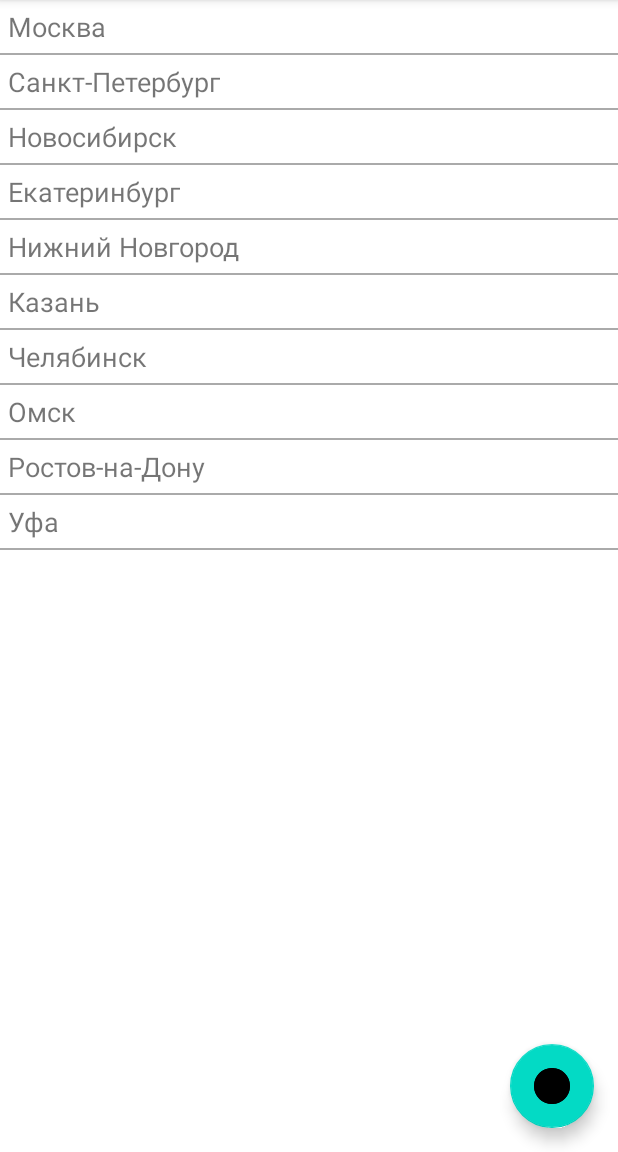
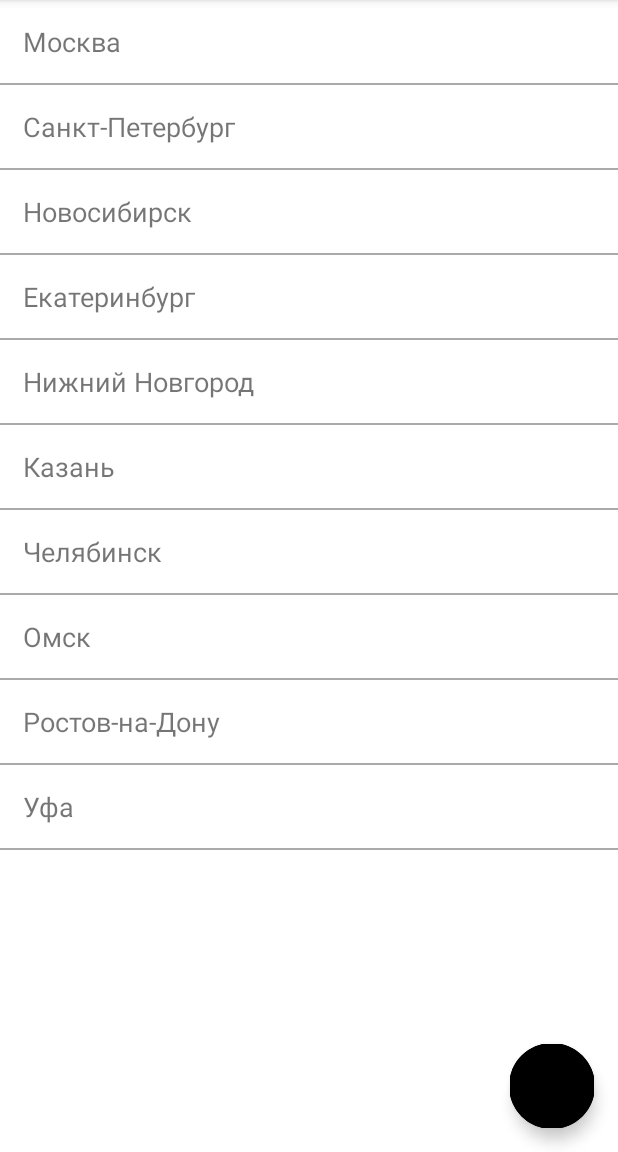
Before and after one commit to UserBAD/MyWeatherKotlinMVVM, an Android app: the screen it shows after launch (MainActivity), on a phone screen of 412 x 824 dp, the part 84-1236 px from its top. Run offline under Robolectric (Android 15) with nearby library versions, the phone set to English and light mode, and no system bars.

```diff
--- a/app/src/main/java/com/example/myweatherkotlinmvvm/model/entities/City.kt
+++ b/app/src/main/java/com/example/myweatherkotlinmvvm/model/entities/City.kt
@@ -8,4 +8,34 @@ data class City(
     val city: String,
     val lat: Double,
     val lon: Double
-) : Parcelable
+) : Parcelable {
+    companion object {
+        fun getDefaultCity() = City("Москва", 55.755826, 37.617299900000035)
+
+        fun getWorldCities() = listOf(
+            Weather(City("Лондон", 51.5085300, -0.1257400), 1, 2),
+            Weather(City("Токио", 35.6895000, 139.6917100), 3, 4),
+            Weather(City("Париж", 48.8534100, 2.3488000), 5, 6),
+            Weather(City("Берлин", 52.52000659999999, 13.404953999999975), 7, 8),
+            Weather(City("Рим", 41.9027835, 12.496365500000024), 9, 10),
+            Weather(City("Минск", 53.90453979999999, 27.561524400000053), 11, 12),
+            Weather(City("Стамбул", 41.0082376, 28.97835889999999), 13, 14),
+            Weather(City("Вашингтон", 38.9071923, -77.03687070000001), 15, 16),
+            Weather(City("Киев", 50.4501, 30.523400000000038), 17, 18),
+            Weather(City("Пекин", 39.90419989999999, 116.40739630000007), 19, 20)
+        )
+
+        fun getRussianCities() = listOf(
+            Weather(City("Москва", 55.755826, 37.617299900000035), 1, 2),
+            Weather(City("Санкт-Петербург", 59.9342802, 30.335098600000038), 3, 3),
+            Weather(City("Новосибирск", 55.00835259999999, 82.93573270000002), 5, 6),
+            Weather(City("Екатеринбург", 56.83892609999999, 60.60570250000001), 7, 8),
+            Weather(City("Нижний Новгород", 56.2965039, 43.936059), 9, 10),
+            Weather(City("Казань", 55.8304307, 49.06608060000008), 11, 12),
+            Weather(City("Челябинск", 55.1644419, 61.4368432), 13, 14),
+            Weather(City("Омск", 54.9884804, 73.32423610000001), 15, 16),
+            Weather(City("Ростов-на-Дону", 47.2357137, 39.701505), 17, 18),
+            Weather(City("Уфа", 54.7387621, 55.972055400000045), 19, 20)
+        )
+    }
+}
--- a/app/src/main/java/com/example/myweatherkotlinmvvm/model/entities/Weather.kt
+++ b/app/src/main/java/com/example/myweatherkotlinmvvm/model/entities/Weather.kt
@@ -5,35 +5,7 @@ import kotlinx.parcelize.Parcelize
 
 @Parcelize
 data class Weather(
-    val city: City = getDefaultCity(),
+    val city: City = City.getDefaultCity(),
     val temperature: Int = 0,
     val feelsLike: Int = 0
 ) : Parcelable
-
-fun getDefaultCity() = City("Москва", 55.755826, 37.617299900000035)
-
-fun getWorldCities() = listOf(
-    Weather(City("Лондон", 51.5085300, -0.1257400), 1, 2),
-    Weather(City("Токио", 35.6895000, 139.6917100), 3, 4),
-    Weather(City("Париж", 48.8534100, 2.3488000), 5, 6),
-    Weather(City("Берлин", 52.52000659999999, 13.404953999999975), 7, 8),
-    Weather(City("Рим", 41.9027835, 12.496365500000024), 9, 10),
-    Weather(City("Минск", 53.90453979999999, 27.561524400000053), 11, 12),
-    Weather(City("Стамбул", 41.0082376, 28.97835889999999), 13, 14),
-    Weather(City("Вашингтон", 38.9071923, -77.03687070000001), 15, 16),
-    Weather(City("Киев", 50.4501, 30.523400000000038), 17, 18),
-    Weather(City("Пекин", 39.90419989999999, 116.40739630000007), 19, 20)
-)
-
-fun getRussianCities() = listOf(
-    Weather(City("Москва", 55.755826, 37.617299900000035), 1, 2),
-    Weather(City("Санкт-Петербург", 59.9342802, 30.335098600000038), 3, 3),
-    Weather(City("Новосибирск", 55.00835259999999, 82.93573270000002), 5, 6),
-    Weather(City("Екатеринбург", 56.83892609999999, 60.60570250000001), 7, 8),
-    Weather(City("Нижний Новгород", 56.2965039, 43.936059), 9, 10),
-    Weather(City("Казань", 55.8304307, 49.06608060000008), 11, 12),
-    Weather(City("Челябинск", 55.1644419, 61.4368432), 13, 14),
-    Weather(City("Омск", 54.9884804, 73.32423610000001), 15, 16),
-    Weather(City("Ростов-на-Дону", 47.2357137, 39.701505), 17, 18),
-    Weather(City("Уфа", 54.7387621, 55.972055400000045), 19, 20)
-)
--- a/app/src/main/java/com/example/myweatherkotlinmvvm/model/entities/repository/RepositoryImpl.kt
+++ b/app/src/main/java/com/example/myweatherkotlinmvvm/model/entities/repository/RepositoryImpl.kt
@@ -1,11 +1,11 @@
 package com.example.myweatherkotlinmvvm.model.entities.repository
 
+import com.example.myweatherkotlinmvvm.model.entities.City
 import com.example.myweatherkotlinmvvm.model.entities.Weather
-import com.example.myweatherkotlinmvvm.model.entities.getRussianCities
-import com.example.myweatherkotlinmvvm.model.entities.getWorldCities
+
 
 class RepositoryImpl : Repository {
     override fun getWeatherFromServer() = Weather()
-    override fun getWeatherFromLocalStorageRus() = getRussianCities()
-    override fun getWeatherFromLocalStorageWorld() = getWorldCities()
+    override fun getWeatherFromLocalStorageRus() = City.getRussianCities()
+    override fun getWeatherFromLocalStorageWorld() = City.getWorldCities()
 }
--- a/app/src/main/res/layout/details_fragment.xml
+++ b/app/src/main/res/layout/details_fragment.xml
@@ -14,7 +14,7 @@
         android:layout_width="wrap_content"
         android:layout_height="wrap_content"
         android:layout_marginTop="@dimen/city_name_margin_top"
-        android:textSize="35sp"
+        android:textSize="@dimen/textsize_35sp"
         android:textStyle="bold"
         app:layout_constraintEnd_toEndOf="parent"
         app:layout_constraintStart_toStartOf="parent"
@@ -25,7 +25,7 @@
         android:id="@+id/cityCoordinates"
         android:layout_width="wrap_content"
         android:layout_height="wrap_content"
-        android:layout_marginTop="5dp"
+        android:layout_marginTop="@dimen/layout_5dp"
         app:layout_constraintEnd_toEndOf="parent"
         app:layout_constraintStart_toStartOf="parent"
         app:layout_constraintTop_toBottomOf="@+id/cityName"
--- a/app/src/main/res/layout/fragment_main_recycler_item.xml
+++ b/app/src/main/res/layout/fragment_main_recycler_item.xml
@@ -10,15 +10,15 @@
         android:id="@+id/mainFragmentRecyclerItemTextView"
         android:layout_width="wrap_content"
         android:layout_height="wrap_content"
-        android:padding="5dp"
-        android:textSize="18sp"
+        android:padding="@dimen/padding_15_dp"
+        android:textSize="@dimen/textsize_18sp"
         app:layout_constraintStart_toStartOf="parent"
         app:layout_constraintTop_toTopOf="parent"
         tools:text="Москва" />
 
     <View
         android:layout_width="match_parent"
-        android:layout_height="1dp"
+        android:layout_height="@dimen/layout_height_1dp"
         android:background="@android:color/darker_gray"
         app:layout_constraintEnd_toEndOf="parent"
         app:layout_constraintStart_toStartOf="parent"
--- a/app/src/main/res/layout/main_fragment.xml
+++ b/app/src/main/res/layout/main_fragment.xml
@@ -18,13 +18,15 @@
         android:id="@+id/mainFragmentFAB"
         android:layout_width="wrap_content"
         android:layout_height="wrap_content"
-        android:layout_marginEnd="16dp"
-        android:layout_marginBottom="16dp"
+        android:layout_marginEnd="@dimen/layout_16dp"
+        android:layout_marginBottom="@dimen/layout_16dp"
+        android:backgroundTint="@android:color/transparent"
         android:contentDescription="@string/change_cities_list"
         android:src="@drawable/ic_russia"
         android:tint="@null"
         app:layout_constraintBottom_toBottomOf="parent"
-        app:layout_constraintEnd_toEndOf="parent" />
+        app:layout_constraintEnd_toEndOf="parent"
+        app:maxImageSize="@dimen/imagesize_57dp" />
 
     <FrameLayout
         android:id="@+id/mainFragmentLoadingLayout"
--- a/app/src/main/res/values/dimens.xml
+++ b/app/src/main/res/values/dimens.xml
@@ -4,4 +4,12 @@
     <dimen name="margin_15_dp">15dp</dimen>
     <dimen name="temperature_value_text_size">40sp</dimen>
     <dimen name="feels_like_text_size">30sp</dimen>
+    <dimen name="padding_15_dp">15dp</dimen>
+    <dimen name="textsize_18sp">18sp</dimen>
+    <dimen name="textsize_35sp">35sp</dimen>
+    <dimen name="layout_height_1dp">1dp</dimen>
+    <dimen name="layout_16dp">16dp</dimen>
+    <dimen name="layout_5dp">5dp</dimen>
+    <dimen name="imagesize_57dp">57dp</dimen>
+
 </resources>
```
Also changed, not shown: app/src/main/java/com/example/myweatherkotlinmvvm/di/SnackBar.kt (added, +13 -0 lines), app/src/main/java/com/example/myweatherkotlinmvvm/framework/ui/main/MainFragment.kt (+8 -8 lines).
